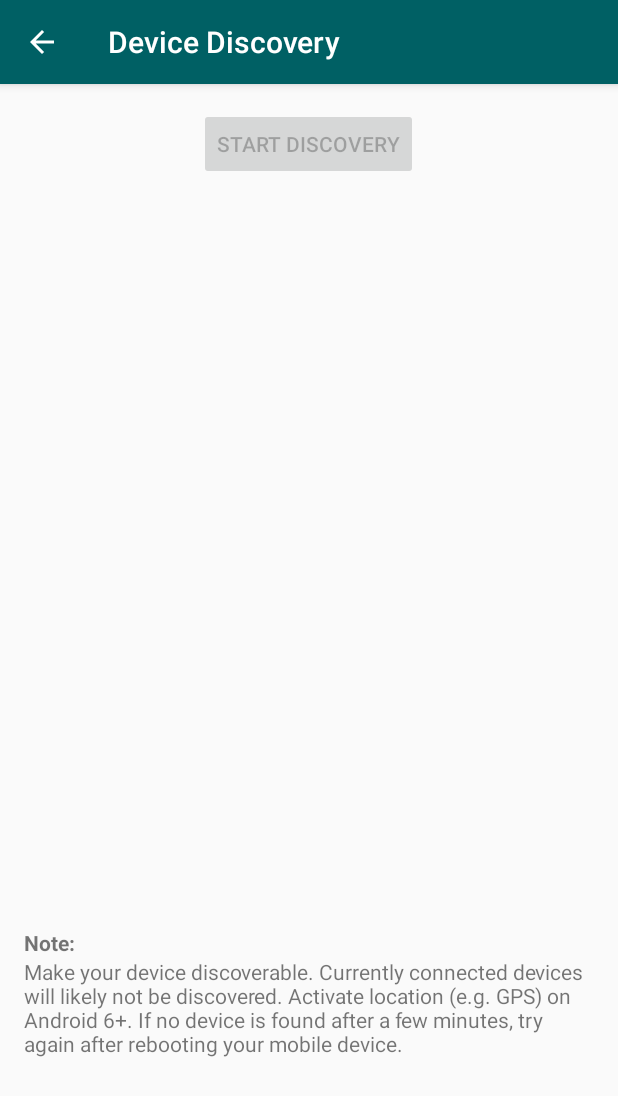
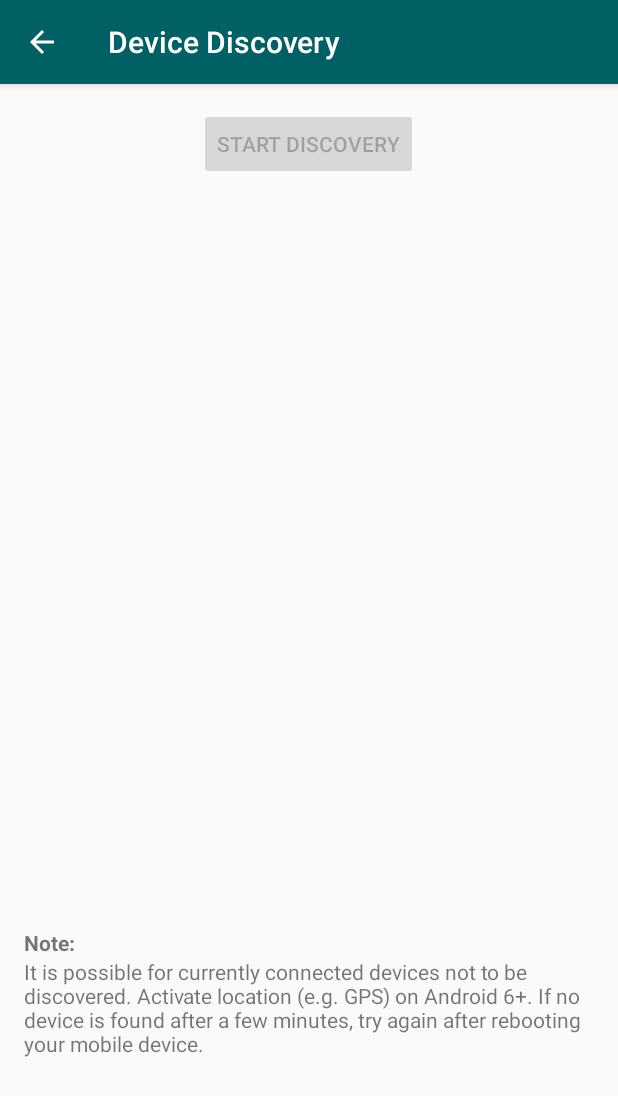
Before and after one commit to JussV/MonitorWearables, an Android app: the DiscoveryActivity screen opened directly, with no data from a screen before it, on a phone screen of 412 x 824 dp. Shown: the top 1096 px of the screen. Run offline under Robolectric (Android 15) with nearby library versions, the phone set to English and light mode, and no system bars.

Commit message:
Change note text

```diff
--- a/mobile/src/main/res/values/strings.xml
+++ b/mobile/src/main/res/values/strings.xml
@@ -53,7 +53,7 @@
     <string name="discovery_start_scanning">Start Discovery</string>
 
     <string name="device_with_rssi">%1$s (%2$s)</string>
-    <string name="discovery_connected_devices_hint">Make your device discoverable. Currently connected devices will likely not be discovered. Activate location (e.g. GPS) on Android 6+. If no device is found after a few minutes, try again after rebooting your mobile device.</string>
+    <string name="discovery_connected_devices_hint">It is possible for currently connected devices not to be discovered. Activate location (e.g. GPS) on Android 6+. If no device is found after a few minutes, try again after rebooting your mobile device.</string>
     <string name="discovery_note">Note:</string>
 
     <string name="test_notification">Test Notification</string>
```
